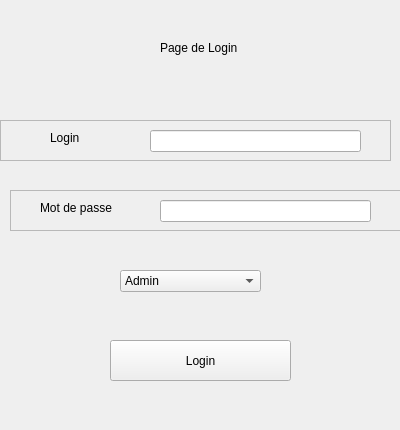
First picture: the form in login.ui, repository walidhabbach/Car-Rental-Desktop-app, before the edit.
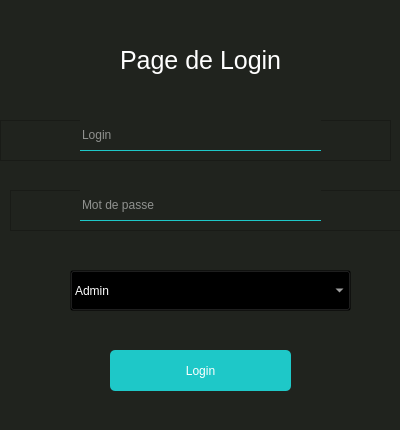
Second picture: the form after the edit.

```diff
--- a/login.ui
+++ b/login.ui
@@ -13,15 +13,22 @@
   <property name="windowTitle">
    <string>Form</string>
   </property>
+  <property name="styleSheet">
+   <string notr="true">background-color: rgb(32,35,30);
+color: white;</string>
+  </property>
   <widget class="QLabel" name="label">
    <property name="geometry">
     <rect>
-     <x>160</x>
+     <x>120</x>
      <y>40</y>
-     <width>151</width>
-     <height>16</height>
+     <width>171</width>
+     <height>41</height>
     </rect>
    </property>
+   <property name="styleSheet">
+    <string notr="true">font-size: 25px;</string>
+   </property>
    <property name="text">
     <string>Page de Login</string>
    </property>
@@ -30,11 +37,16 @@
    <property name="geometry">
     <rect>
      <x>110</x>
-     <y>340</y>
+     <y>350</y>
      <width>181</width>
      <height>41</height>
     </rect>
    </property>
+   <property name="styleSheet">
+    <string notr="true">border:0;
+background-color: rgb(30,200,200);
+border-radius: 5px;</string>
+   </property>
    <property name="text">
     <string>Login</string>
    </property>
@@ -42,12 +54,15 @@
   <widget class="QComboBox" name="choix_admin">
    <property name="geometry">
     <rect>
-     <x>120</x>
+     <x>70</x>
      <y>270</y>
-     <width>141</width>
-     <height>22</height>
+     <width>281</width>
+     <height>41</height>
     </rect>
    </property>
+   <property name="styleSheet">
+    <string notr="true">background-color: transparent;</string>
+   </property>
    <item>
     <property name="text">
      <string>Admin</string>
@@ -74,28 +89,22 @@
    <property name="frameShadow">
     <enum>QFrame::Raised</enum>
    </property>
-   <widget class="QLabel" name="label_2">
-    <property name="geometry">
-     <rect>
-      <x>50</x>
-      <y>10</y>
-      <width>55</width>
-      <height>16</height>
-     </rect>
-    </property>
-    <property name="text">
-     <string>Login</string>
-    </property>
-   </widget>
    <widget class="QLineEdit" name="login">
     <property name="geometry">
      <rect>
-      <x>150</x>
-      <y>10</y>
-      <width>211</width>
-      <height>22</height>
+      <x>80</x>
+      <y>0</y>
+      <width>241</width>
+      <height>31</height>
      </rect>
     </property>
+    <property name="styleSheet">
+     <string notr="true">border:0;
+border-bottom: 1px solid rgb(30,200,200);</string>
+    </property>
+    <property name="placeholderText">
+     <string>Login</string>
+    </property>
    </widget>
   </widget>
   <widget class="QFrame" name="frame_2">
@@ -116,23 +125,20 @@
    <widget class="QLineEdit" name="mdp">
     <property name="geometry">
      <rect>
-      <x>150</x>
-      <y>10</y>
-      <width>211</width>
-      <height>22</height>
+      <x>70</x>
+      <y>0</y>
+      <width>241</width>
+      <height>31</height>
      </rect>
     </property>
-   </widget>
-   <widget class="QLabel" name="label_3">
-    <property name="geometry">
-     <rect>
-      <x>30</x>
-      <y>10</y>
-      <width>91</width>
-      <height>16</height>
-     </rect>
+    <property name="styleSheet">
+     <string notr="true">border:0;
+border-bottom: 1px solid rgb(30,200,200);</string>
     </property>
-    <property name="text">
+    <property name="echoMode">
+     <enum>QLineEdit::Password</enum>
+    </property>
+    <property name="placeholderText">
      <string>Mot de passe</string>
     </property>
    </widget>
```
